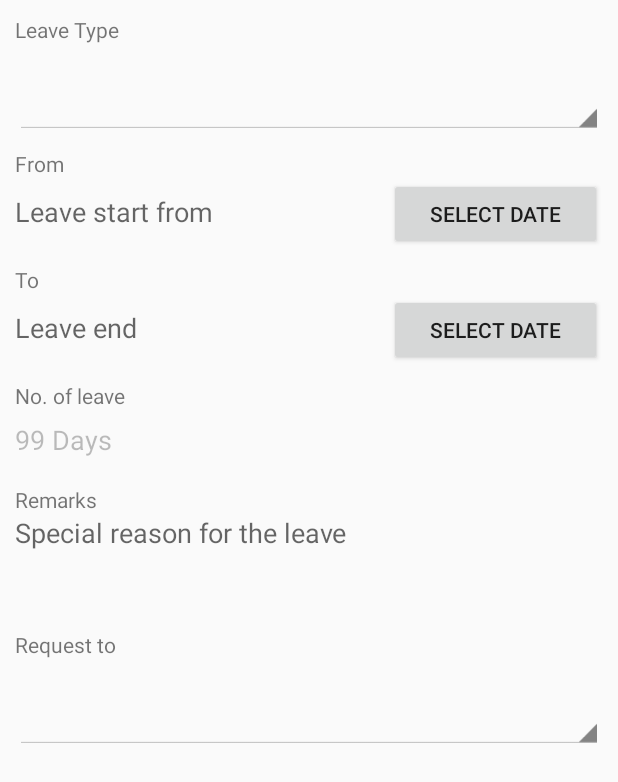
After one commit to fahimshahrierrasel/hr_management, an Android app: the layout fragment_leave_application.xml on its own in the app's theme, with its tools: preview values and no code run, on a phone screen of 412 x 824 dp. The commit adds this screen. Shown: the top 782 px of the screen. Run offline under Robolectric (Android 15) with nearby library versions, the phone set to English and light mode, and no system bars.

Commit message:
Leave application add

```diff
--- /dev/null
+++ b/app/src/main/res/layout/fragment_leave_application.xml
@@ -0,0 +1,138 @@
+<?xml version="1.0" encoding="utf-8"?>
+<android.support.constraint.ConstraintLayout xmlns:android="http://schemas.android.com/apk/res/android"
+    xmlns:app="http://schemas.android.com/apk/res-auto"
+    xmlns:tools="http://schemas.android.com/tools"
+    android:layout_width="match_parent"
+    android:layout_height="match_parent">
+
+    <ScrollView
+        android:layout_width="0dp"
+        android:layout_height="0dp"
+        app:layout_constraintBottom_toBottomOf="parent"
+        app:layout_constraintLeft_toLeftOf="parent"
+        app:layout_constraintRight_toRightOf="parent"
+        app:layout_constraintTop_toTopOf="parent">
+
+        <LinearLayout
+            android:layout_width="match_parent"
+            android:layout_height="wrap_content"
+            android:layout_marginBottom="10dp"
+            android:layout_marginEnd="10dp"
+            android:layout_marginStart="10dp"
+            android:layout_marginTop="10dp"
+            android:orientation="vertical">
+
+            <TextView
+                android:layout_width="wrap_content"
+                android:layout_height="wrap_content"
+                android:text="Leave Type" />
+
+            <Spinner
+                android:id="@+id/spinLeaveType"
+                style="@android:style/Widget.Holo.Light.Spinner"
+                android:layout_width="match_parent"
+                android:layout_height="60dp" />
+
+            <TextView
+                android:layout_width="wrap_content"
+                android:layout_height="wrap_content"
+                android:layout_marginTop="10dp"
+                android:text="From" />
+
+            <LinearLayout
+                android:layout_width="match_parent"
+                android:layout_height="wrap_content"
+                android:orientation="horizontal">
+
+                <EditText
+                    android:id="@+id/etLeaveStart"
+                    android:layout_width="0dp"
+                    android:layout_height="40dp"
+                    android:layout_weight="0.7"
+                    android:background="@null"
+                    android:enabled="false"
+                    android:hint="Leave start from" />
+
+                <Button
+                    android:id="@+id/btn_leave_start"
+                    android:layout_width="0dp"
+                    android:layout_height="wrap_content"
+                    android:layout_weight="0.4"
+                    android:text="Select Date" />
+            </LinearLayout>
+
+
+            <TextView
+                android:layout_width="wrap_content"
+                android:layout_height="wrap_content"
+                android:layout_marginTop="10dp"
+                android:text="To" />
+
+            <LinearLayout
+                android:layout_width="match_parent"
+                android:layout_height="wrap_content"
+                android:orientation="horizontal">
+
+                <EditText
+                    android:id="@+id/etLeaveEnd"
+                    android:layout_width="0dp"
+                    android:layout_height="40dp"
+                    android:layout_weight="0.7"
+                    android:background="@null"
+                    android:enabled="false"
+                    android:hint="Leave end" />
+
+                <Button
+                    android:id="@+id/btn_leave_end"
+                    android:layout_width="0dp"
+                    android:layout_height="wrap_content"
+                    android:layout_weight="0.4"
+                    android:text="Select Date" />
+            </LinearLayout>
+
+            <TextView
+                android:layout_width="wrap_content"
+                android:layout_height="wrap_content"
+                android:layout_marginTop="10dp"
+                android:text="No. of leave" />
+
+            <EditText
+                android:id="@+id/etLeaveDays"
+                android:layout_width="match_parent"
+                android:layout_height="40dp"
+                android:background="@null"
+                android:enabled="false"
+                android:text="99 Days" />
+
+            <TextView
+                android:layout_width="wrap_content"
+                android:layout_height="wrap_content"
+                android:layout_marginTop="10dp"
+                android:text="Remarks" />
+
+            <EditText
+                android:id="@+id/etRemarks"
+                android:layout_width="match_parent"
+                android:layout_height="wrap_content"
+                android:background="@null"
+                android:gravity="start"
+                android:hint="Special reason for the leave"
+                android:inputType="textMultiLine"
+                android:maxLines="3"
+                android:minLines="3"
+                android:scrollbars="vertical" />
+
+            <TextView
+                android:layout_width="wrap_content"
+                android:layout_height="wrap_content"
+                android:layout_marginTop="10dp"
+                android:text="Request to" />
+
+            <Spinner
+                android:id="@+id/spinLeaveRequestTo"
+                style="@android:style/Widget.Holo.Light.Spinner"
+                android:layout_width="match_parent"
+                android:layout_height="60dp" />
+        </LinearLayout>
+    </ScrollView>
+</android.support.constraint.ConstraintLayout>
```
Also changed, not shown: app/src/main/java/com/treebricks/hrmanagement/MainActivity.java (+8 -2 lines), app/src/main/java/com/treebricks/hrmanagement/fragments/LeaveApplicationFragment.java (added, +139 -0 lines), app/src/main/res/layout/fragment_attendance.xml (added, +7 -0 lines), app/src/main/res/menu/leave_application_menu.xml (added, +8 -0 lines).
